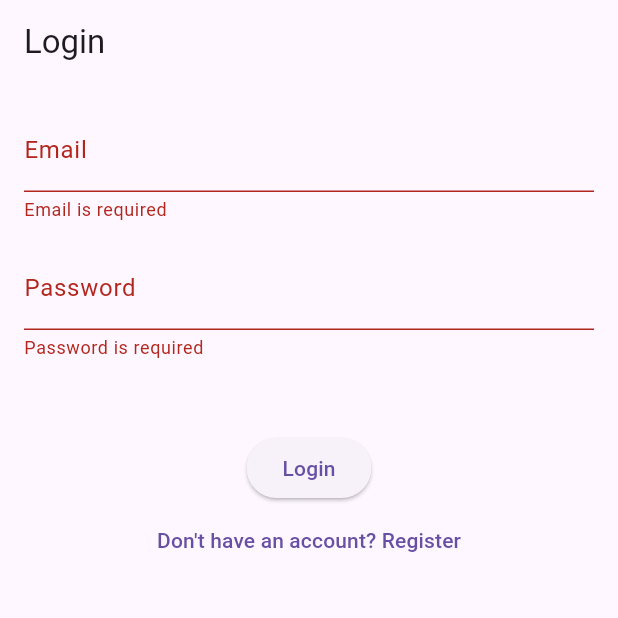
After one commit to vorlasanedev/firebase_auth_ui, a Flutter app: the screen it shows after launch, after a tap on "Login", on a phone screen of 412 x 824 dp, the top half of it. The commit adds this screen. Run offline on Flutter 3.47's test engine with Material 3 defaults, Android fonts, the phone set to English and light mode, and no system bars; our stand-ins replace firebase_auth, firebase_core; accounts and stored records are empty.

Commit message:
login screen and enable email_password firebase

```diff
--- a/lib/main.dart
+++ b/lib/main.dart
@@ -1,4 +1,4 @@
-import 'package:firebase_auth_ui/auth/signup_screen.dart';
+import 'package:firebase_auth_ui/screens/auth/login_screen.dart';
 import 'package:firebase_auth_ui/firebase_options.dart';
 import 'package:firebase_core/firebase_core.dart';
 import 'package:flutter/material.dart';
@@ -17,7 +17,8 @@ class MainApp extends StatelessWidget {
   Widget build(BuildContext context) {
     return const MaterialApp(
       debugShowCheckedModeBanner: false,
-      home: SignupScreen(),
+      home: LoginScreen(),
+      // home: SignupScreen(),
     );
   }
 }
--- /dev/null
+++ b/lib/screens/auth/login_screen.dart
@@ -0,0 +1,139 @@
+import 'package:firebase_auth/firebase_auth.dart';
+import 'package:firebase_auth_ui/screens/auth/signup_screen.dart';
+import 'package:firebase_auth_ui/screens/home_screen.dart';
+import 'package:firebase_auth_ui/utils/show_message.dart';
+import 'package:flutter/material.dart';
+
+// Mock functions to simulate sign-up logic
+// Replace these with your actual Firebase/Supabase logic.
+Future<void> signUp(String email, String password) async {
+  // Simulate a delay
+  await Future.delayed(Duration(seconds: 2));
+  // Throw an error for testing
+  // throw Exception("Email already exists");
+}
+
+class LoginScreen extends StatefulWidget {
+  const LoginScreen({super.key});
+
+  // for route page text button
+  // static Route<void> route() {
+  //   return MaterialPageRoute(builder: (_) => LoginScreen());
+  // }
+  // for route page
+
+  @override
+  State<LoginScreen> createState() => _SignupScreenState();
+}
+
+class _SignupScreenState extends State<LoginScreen> {
+  final _formKey = GlobalKey<FormState>();
+  final TextEditingController _emailController = TextEditingController();
+  final TextEditingController _passwordController = TextEditingController();
+
+  bool _loading = false;
+
+  Future<void> _login() async {
+    if (!_formKey.currentState!.validate()) return;
+
+    setState(() {
+      _loading = true;
+    });
+
+    final email = _emailController.text.trim();
+    final password = _passwordController.text.trim();
+
+    try {
+      await FirebaseAuth.instance.signInWithEmailAndPassword(
+        email: email,
+        password: password,
+      ); // Your actual signup function
+      if (!mounted) return; // Check if widget is still in widget tree
+      ShowMessage().showSuccess(context, 'Login Succesfull');
+      // Navigate to home screen
+      Navigator.push(
+        context,
+        MaterialPageRoute(builder: (context) => HomeScreen()),
+      );
+    } on FirebaseAuthException catch (e) {
+      ShowMessage().showError(context, e.message ?? 'Login failed');
+    } catch (e) {
+      ShowMessage().showError(context, 'An unexpected error occurred');
+    } finally {
+      if (mounted) {
+        setState(() {
+          _loading = false;
+        });
+      }
+    }
+  }
+
+  @override
+  Widget build(BuildContext context) {
+    return Scaffold(
+      appBar: AppBar(title: Text('Login')),
+      body: Padding(
+        padding: const EdgeInsets.all(16.0),
+        child: Form(
+          key: _formKey,
+          child: Column(
+            children: [
+              // Email TextField
+              TextFormField(
+                controller: _emailController,
+                decoration: InputDecoration(labelText: 'Email'),
+                keyboardType: TextInputType.emailAddress,
+                validator: (value) {
+                  if (value == null || value.trim().isEmpty) {
+                    return 'Email is required';
+                  }
+                  if (!RegExp(r'^[^@]+@[^@]+\.[^@]+').hasMatch(value.trim())) {
+                    return 'Enter a valid email';
+                  }
+                  return null;
+                },
+              ),
+              SizedBox(height: 16),
+              // Password TextField
+              TextFormField(
+                controller: _passwordController,
+                decoration: InputDecoration(labelText: 'Password'),
+                obscureText: true,
+                validator: (value) {
+                  if (value == null || value.trim().isEmpty) {
+                    return 'Password is required';
+                  }
+                  if (value.trim().length < 6) {
+                    return 'Password must be at least 6 characters';
+                  }
+                  return null;
+                },
+              ),
+              SizedBox(height: 24),
+              SizedBox(height: 24),
+              ElevatedButton(
+                onPressed: _loading ? null : _login,
+                child: _loading
+                    ? CircularProgressIndicator(color: Colors.white)
+                    : Text('Login'),
+              ),
+              TextButton(
+                onPressed: () {
+                  // Navigate to Register screen
+                  // Navigator.of(
+                  //   context,
+                  // ).pushAndRemoveUntil(SignupScreen.route(), (route) => false);
+                  Navigator.push(
+                    context,
+                    MaterialPageRoute(builder: (context) => SignupScreen()),
+                  );
+                },
+                child: Text('Don\'t have an account? Register'),
+              ),
+            ],
+          ),
+        ),
+      ),
+    );
+  }
+}
--- /dev/null
+++ b/lib/utils/show_message.dart
@@ -0,0 +1,51 @@
+import 'package:flutter/material.dart';
+
+class ShowMessage {
+  void showSuccess(BuildContext context, String message) {
+    ScaffoldMessenger.of(context).showSnackBar(
+      SnackBar(
+        content: Text(message),
+        backgroundColor: Colors.green,
+        duration: Duration(seconds: 3),
+      ),
+    );
+  }
+
+  void showError(BuildContext context, String message) {
+    ScaffoldMessenger.of(context).showSnackBar(
+      SnackBar(
+        content: Text(message),
+        backgroundColor: Colors.red,
+        duration: Duration(seconds: 3),
+      ),
+    );
+  }
+
+  // Optional: Map raw error messages to friendly messages
+  void showFriendlyError(BuildContext context, String error) {
+    String friendlyMessage = _extractFriendlyMessage(error);
+    showError(context, friendlyMessage);
+  }
+
+  String _extractFriendlyMessage(String error) {
+    final lowerError = error.toLowerCase();
+
+    if (lowerError.contains('wrong-password') ||
+        lowerError.contains('invalid password')) {
+      return 'Incorrect password.';
+    } else if (lowerError.contains('no user record') ||
+        lowerError.contains('user not found')) {
+      return 'No account found with this email.';
+    } else if (lowerError.contains('email-already-in-use') ||
+        lowerError.contains('email exists')) {
+      return 'This email is already registered.';
+    } else if (lowerError.contains('network') ||
+        lowerError.contains('offline')) {
+      return 'No internet connection. Please try again.';
+    }
+    // Add more patterns as needed
+
+    // Default message
+    return 'An error occurred. Please try again.';
+  }
+}
```
Also changed, not shown: lib/screens/auth/signup_screen.dart (renamed from lib/auth/signup_screen.dart, +29 -4 lines), lib/screens/home_screen.dart (added, +40 -0 lines), lib/utils/show_error.dart (deleted, +0 -9 lines), 5 other files.
